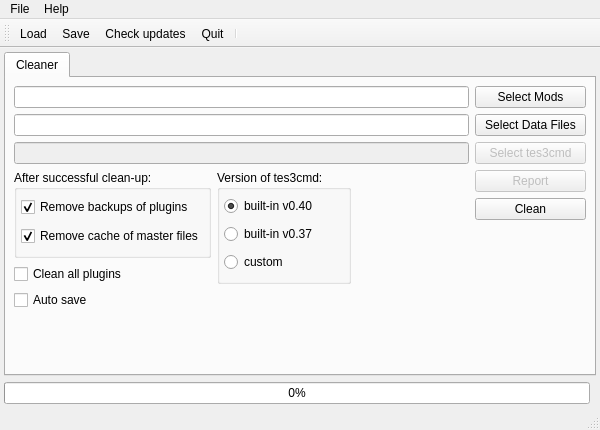
Old version of the form moht/ui/qtgui.ui in the repository emcek/modhelpertool.
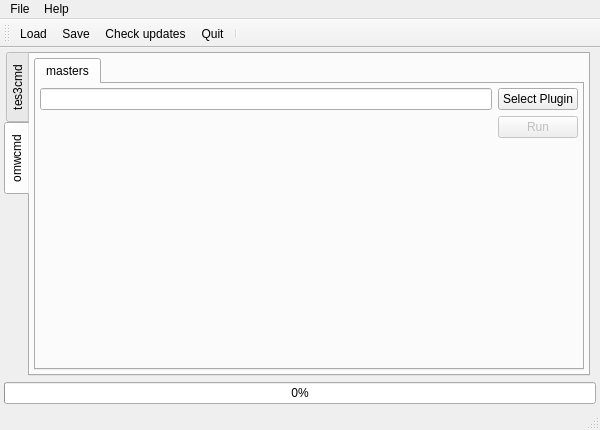
New version of the form. The open tabs and pages were chosen to show the change. Icons and pictures are not drawn.

```diff
--- a/moht/ui/qtgui.ui
+++ b/moht/ui/qtgui.ui
@@ -32,23 +32,32 @@
   </property>
   <widget class="QWidget" name="centralwidget">
    <layout class="QGridLayout" name="gridLayout">
-    <item row="1" column="0">
-     <widget class="QProgressBar" name="progressbar">
-      <property name="value">
+    <item row="0" column="0">
+     <widget class="QTabWidget" name="tm_main">
+      <property name="tabPosition">
+       <enum>QTabWidget::West</enum>
+      </property>
+      <property name="currentIndex">
        <number>0</number>
       </property>
-     </widget>
-    </item>
-    <item row="0" column="0" colspan="2">
-     <widget class="QTabWidget" name="tw_main">
+      <widget class="QWidget" name="tab_tes3cmd">
+       <attribute name="title">
+        <string>tes3cmd</string>
+       </attribute>
+       <layout class="QGridLayout" name="gridLayout_3">
+        <item row="0" column="0">
+         <widget class="QTabWidget" name="tw_tes3cmd">
+          <property name="tabPosition">
+           <enum>QTabWidget::North</enum>
+          </property>
       <property name="currentIndex">
        <number>0</number>
       </property>
       <widget class="QWidget" name="tab_clean">
        <attribute name="title">
-        <string>Cleaner</string>
-       </attribute>
-       <layout class="QGridLayout" name="gridLayout_2">
+            <string>Clean</string>
+           </attribute>
+           <layout class="QGridLayout" name="gridLayout_7">
         <item row="0" column="0">
          <widget class="QStackedWidget" name="stacked_clean">
           <property name="currentIndex">
@@ -276,6 +285,65 @@
     </item>
    </layout>
   </widget>
+      <widget class="QWidget" name="tab_omwcmd">
+       <attribute name="title">
+        <string>omwcmd</string>
+       </attribute>
+       <layout class="QGridLayout" name="gridLayout_6">
+        <item row="0" column="0">
+         <widget class="QTabWidget" name="tw_omwcmd">
+          <property name="currentIndex">
+           <number>0</number>
+          </property>
+          <widget class="QWidget" name="tab_masters">
+           <attribute name="title">
+            <string>masters</string>
+           </attribute>
+           <layout class="QGridLayout" name="gridLayout_2">
+            <item row="0" column="0">
+             <widget class="QLineEdit" name="le_masters_plugin"/>
+            </item>
+            <item row="1" column="1">
+             <widget class="QPushButton" name="pb_masters_run">
+              <property name="enabled">
+               <bool>false</bool>
+              </property>
+              <property name="text">
+               <string>Run</string>
+              </property>
+             </widget>
+            </item>
+            <item row="0" column="1">
+             <widget class="QPushButton" name="pb_masters_select">
+              <property name="text">
+               <string>Select Plugin</string>
+              </property>
+             </widget>
+            </item>
+            <item row="2" column="0" colspan="2">
+             <widget class="QLabel" name="l_masters_result">
+              <property name="text">
+               <string/>
+              </property>
+             </widget>
+            </item>
+           </layout>
+          </widget>
+         </widget>
+        </item>
+       </layout>
+      </widget>
+     </widget>
+    </item>
+    <item row="1" column="0" colspan="2">
+     <widget class="QProgressBar" name="progressbar">
+      <property name="value">
+       <number>0</number>
+      </property>
+     </widget>
+    </item>
+   </layout>
+  </widget>
   <widget class="QMenuBar" name="menubar">
    <property name="geometry">
     <rect>
```
Left out of the diff: 3 changed lines with no effect on the pictures. Lines whose indentation alone changed are shown as unchanged.
